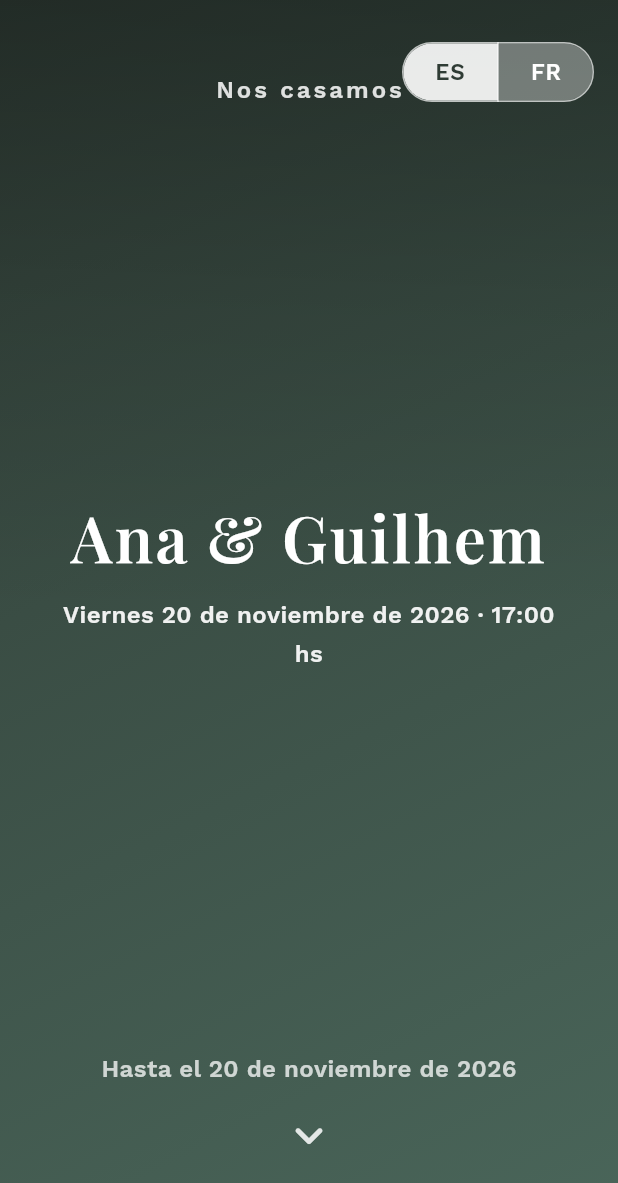
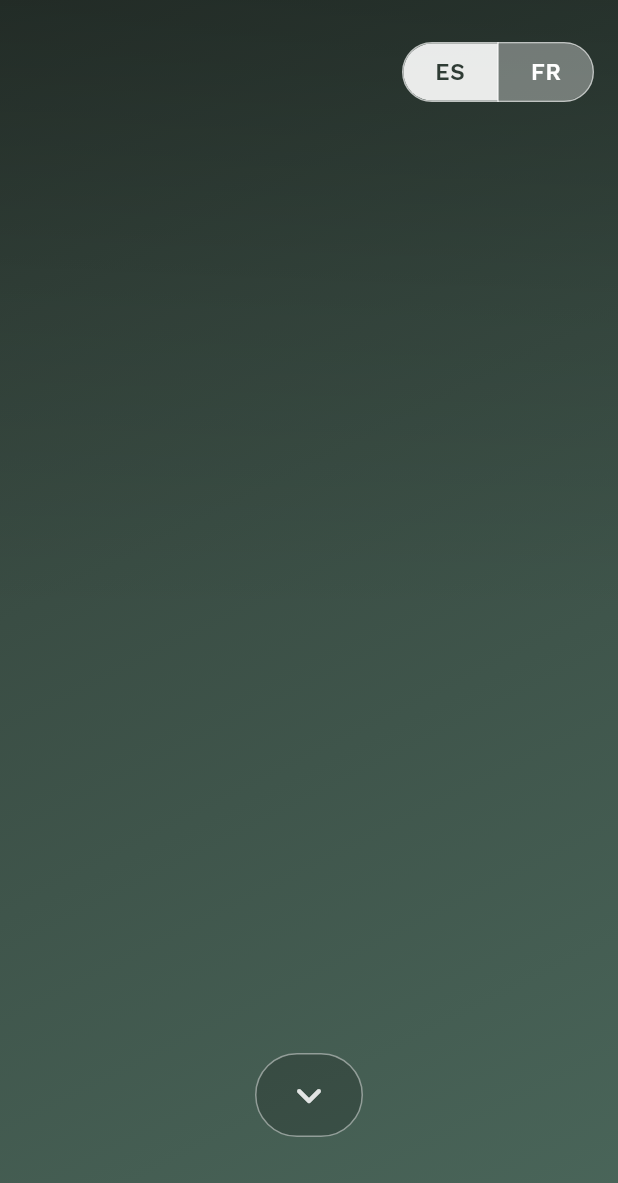
Before and after one commit to GonzaGarcia01914/ana_and_guille_wedding, a Flutter app: the screen it shows after launch, on a phone screen of 412 x 824 dp. Shown: the top 1183 px of the screen. Run offline on Flutter 3.47's test engine with Material 3 defaults, Android fonts, the phone set to English and light mode, and no system bars; our stand-ins replace google_fonts; missing offline and left inert: dart:html, dart:ui_web.

Commit message:
minor_modifications

```diff
--- a/lib/main.dart
+++ b/lib/main.dart
@@ -132,7 +132,9 @@ class WeddingInvitationApp extends StatelessWidget {
         outlinedButtonTheme: OutlinedButtonThemeData(
           style: OutlinedButton.styleFrom(
             foregroundColor: colorScheme.primary,
-            side: BorderSide(color: colorScheme.primary.withValues(alpha: 0.32)),
+            side: BorderSide(
+              color: colorScheme.primary.withValues(alpha: 0.32),
+            ),
             padding: const EdgeInsets.symmetric(horizontal: 24, vertical: 15),
             textStyle: GoogleFonts.workSans(
               fontSize: 15,
@@ -172,12 +174,12 @@ class WeddingInvitationPage extends StatefulWidget {
     rsvpPhoneNumber: '5491112345678',
     localized: {
       InvitationLocale.es: LocaleStrings(
-        heroTagline: 'Nos casamos',
-        celebrationDate: 'Viernes 20 de noviembre de 2026 · 17:00 hs',
+        heroTagline: '',
+        celebrationDate: 'Sábado 19 de septiembre de 2026 · 17:00 hs',
         countdownTitle: 'Cuenta regresiva',
-        countdownSubtitle: 'Hasta el 20 de noviembre de 2026',
+        countdownSubtitle: 'Hasta el 19 de septiembre de 2026',
         countdownLeadLabel: 'Faltan',
-        countdownTargetLabel: '20 de noviembre de 2026 · París',
+        countdownTargetLabel: '19 de septiembre de 2026 · Monoblet',
         daysLabel: 'Días',
         hoursLabel: 'Horas',
         minutesLabel: 'Minutos',
@@ -191,38 +193,39 @@ class WeddingInvitationPage extends StatefulWidget {
         storyInvite:
             'Te invitamos a compartir con nosotros este momento tan especial.',
         locationTitle: 'Ubicación',
-        venueName: 'París',
-        locationSummary: 'París, Francia',
-        fullAddress: 'París, Francia',
+        venueName: 'Le Chat',
+        locationSummary: 'Monoblet, Francia',
+        fullAddress: 'Le Chat, Monoblet, Francia',
         locationButtonLabel: 'Ver en Google Maps',
         calendarButtonLabel: 'Agregar al calendario',
         calendarTitle: 'Boda',
         calendarDescription:
-            'Celebramos nuestra boda en París. ¡Te esperamos para brindar juntos!',
+            'Celebramos nuestra boda en Le Chat, Monoblet. ¡Te esperamos para brindar juntos!',
         rsvpTitle: 'Confirmar asistencia',
-        rsvpDateLimit: 'Por favor confirmá tu asistencia antes del 5 de noviembre.',
+        rsvpDateLimit:
+            'Por favor confirmá tu asistencia antes del 5 de septiembre.',
         emailButtonLabel: 'Enviar correo',
         whatsappButtonLabel: 'Mensaje por WhatsApp',
         emailSubject: 'Confirmación de asistencia',
         whatsappMessage:
             'Hola, quiero confirmar mi asistencia a la boda de Ana y Guilhem.',
         dressCodeLabel: 'Dress code',
-        dressCode: 'Elegante relajado en tonos neutros, tierra o verdes suaves.',
+        dressCode:
+            'Elegante relajado en tonos neutros, tierra o verdes suaves.',
         registryLabel: 'Regalo',
         registryNote:
             'Tu presencia es nuestro mejor regalo. Si deseás acompañarnos con un detalle, habrá una urna durante la recepción.',
-        footerMessage:
-            'Gracias por ser parte de este capítulo tan importante.',
+        footerMessage: 'Gracias por ser parte de este capítulo tan importante.',
         linkErrorMessage:
             'No pudimos abrir el enlace. Podés copiarlo desde la invitación.',
       ),
       InvitationLocale.fr: LocaleStrings(
-        heroTagline: 'Nous nous marions',
-        celebrationDate: 'Vendredi 20 novembre 2026 · 17h00',
+        heroTagline: '',
+        celebrationDate: 'Samedi 19 septembre 2026 · 17h00',
         countdownTitle: 'Compte à rebours',
-        countdownSubtitle: 'Jusqu’au 20 novembre 2026',
+        countdownSubtitle: "Jusqu'au 19 septembre 2026",
         countdownLeadLabel: 'Plus que',
-        countdownTargetLabel: '20 novembre 2026 · Paris',
+        countdownTargetLabel: '19 septembre 2026 · Monoblet',
         daysLabel: 'Jours',
         hoursLabel: 'Heures',
         minutesLabel: 'Minutes',
@@ -236,16 +239,16 @@ class WeddingInvitationPage extends StatefulWidget {
         storyInvite:
             'Nous t’invitons à partager avec nous ce moment si spécial.',
         locationTitle: 'Localisation',
-        venueName: 'Paris',
-        locationSummary: 'Paris, France',
-        fullAddress: 'Paris, France',
+        venueName: 'Le Chat',
+        locationSummary: 'Monoblet, France',
+        fullAddress: 'Le Chat, Monoblet, France',
         locationButtonLabel: 'Voir sur Google Maps',
         calendarButtonLabel: 'Ajouter au calendrier',
         calendarTitle: 'Mariage',
         calendarDescription:
-            'Nous célébrons notre mariage à Paris. Nous t’attendons pour trinquer ensemble !',
+            "Nous célébrons notre mariage à Le Chat, Monoblet. Nous t'attendons pour trinquer ensemble !",
         rsvpTitle: 'Confirmer ta présence',
-        rsvpDateLimit: 'Merci de confirmer ta présence avant le 5 novembre.',
+        rsvpDateLimit: 'Merci de confirmer ta présence avant le 5 septembre.',
         emailButtonLabel: 'Envoyer un e-mail',
         whatsappButtonLabel: 'Message WhatsApp',
         emailSubject: 'Confirmation de présence',
@@ -257,8 +260,7 @@ class WeddingInvitationPage extends StatefulWidget {
         registryLabel: 'Cadeau',
         registryNote:
             'Ta présence est notre plus beau cadeau. Une petite urne sera disponible pendant la réception.',
-        footerMessage:
-            'Merci de faire partie de ce chapitre si important.',
+        footerMessage: 'Merci de faire partie de ce chapitre si important.',
         linkErrorMessage:
             'Nous n’avons pas pu ouvrir le lien. Tu peux le copier depuis l’invitation.',
       ),
@@ -271,7 +273,7 @@ class WeddingInvitationPage extends StatefulWidget {
 
 class _WeddingInvitationPageState extends State<WeddingInvitationPage> {
   final ScrollController _scrollController = ScrollController();
-  final DateTime _targetDate = DateTime(2026, 11, 20, 17);
+  final DateTime _targetDate = DateTime(2026, 9, 19, 17);
   late final ValueNotifier<Duration> _countdownNotifier =
       ValueNotifier<Duration>(_timeRemaining());
   InvitationLocale _locale = InvitationLocale.es;
@@ -346,17 +348,18 @@ class _WeddingInvitationPageState extends State<WeddingInvitationPage> {
       if (!context.mounted) {
         return;
       }
-      ScaffoldMessenger.of(context).showSnackBar(
-        SnackBar(content: Text(errorMessage)),
-      );
+      ScaffoldMessenger.of(
+        context,
+      ).showSnackBar(SnackBar(content: Text(errorMessage)));
     }
   }
 
   String _buildCalendarUrl(WeddingDetails details, LocaleStrings strings) {
     const start = '20261120T200000Z';
     const end = '20261121T020000Z';
-    final title =
-        Uri.encodeComponent('${details.coupleNames} · ${strings.calendarTitle}');
+    final title = Uri.encodeComponent(
+      '${details.coupleNames} · ${strings.calendarTitle}',
+    );
     final location = Uri.encodeComponent(strings.fullAddress);
     final description = Uri.encodeComponent(strings.calendarDescription);
 
@@ -420,8 +423,6 @@ class _WeddingInvitationPageState extends State<WeddingInvitationPage> {
                           vertical: isWide ? 72 : 48,
                         ),
                         child: _HeroOverlay(
-                          details: details,
-                          strings: strings,
                           onScrollPromptTap: _scrollToContent,
                         ),
                       ),
@@ -433,7 +434,7 @@ class _WeddingInvitationPageState extends State<WeddingInvitationPage> {
                       child: Column(
                         crossAxisAlignment: CrossAxisAlignment.stretch,
                         children: [
-                          _StorySection(strings: strings),
+                          _WelcomeSection(details: details, strings: strings),
                           const SizedBox(height: 28),
                           _CountdownSection(
                             countdown: _countdownNotifier,
@@ -524,7 +525,9 @@ class _WeddingInvitationPageState extends State<WeddingInvitationPage> {
                                         whatsappUrl,
                                         strings.linkErrorMessage,
                                       ),
-                                      icon: const Icon(Icons.chat_bubble_outline),
+                                      icon: const Icon(
+                                        Icons.chat_bubble_outline,
+                                      ),
                                       label: Text(strings.whatsappButtonLabel),
                                     ),
                                   ],
@@ -571,87 +574,42 @@ class _WeddingInvitationPageState extends State<WeddingInvitationPage> {
 }
 
 class _HeroOverlay extends StatelessWidget {
-  const _HeroOverlay({
-    required this.details,
-    required this.strings,
-    required this.onScrollPromptTap,
-  });
+  const _HeroOverlay({required this.onScrollPromptTap});
 
-  final WeddingDetails details;
-  final LocaleStrings strings;
   final VoidCallback onScrollPromptTap;
 
   @override
   Widget build(BuildContext context) {
-    final theme = Theme.of(context);
     final isWide = MediaQuery.of(context).size.width >= 720;
+    final iconSize = isWide ? 40.0 : 34.0;
 
     return Column(
-      crossAxisAlignment: CrossAxisAlignment.center,
       children: [
-        Text(
-          strings.heroTagline,
-          style: theme.textTheme.titleMedium?.copyWith(
-            color: Colors.white.withValues(alpha: 0.85),
-            letterSpacing: 2,
-          ),
-        ),
-        const SizedBox(height: 12),
-        Expanded(
-          child: Center(
-            child: Column(
-              mainAxisSize: MainAxisSize.min,
-              children: [
-                Text(
-                  details.coupleNames,
-                  textAlign: TextAlign.center,
-                  style: theme.textTheme.displayLarge?.copyWith(
-                    fontSize: isWide ? 64 : 42,
-                  ),
-                ),
-                const SizedBox(height: 16),
-                Text(
-                  strings.celebrationDate,
-                  textAlign: TextAlign.center,
-                  style: theme.textTheme.bodyMedium?.copyWith(
-                    color: Colors.white.withValues(alpha: 0.92),
-                    fontWeight: FontWeight.w600,
-                  ),
-                ),
-              ],
+        const Spacer(),
+        GestureDetector(
+          onTap: onScrollPromptTap,
+          child: Container(
+            padding: const EdgeInsets.symmetric(horizontal: 18, vertical: 10),
+            decoration: BoxDecoration(
+              color: Colors.black.withValues(alpha: 0.18),
+              borderRadius: BorderRadius.circular(32),
+              border: Border.all(color: Colors.white.withValues(alpha: 0.45)),
+            ),
+            child: Icon(
+              Icons.keyboard_arrow_down_rounded,
+              size: iconSize,
+              color: Colors.white.withValues(alpha: 0.85),
             ),
           ),
         ),
-        GestureDetector(
-          onTap: onScrollPromptTap,
-          child: Column(
-            children: [
-              Text(
-                strings.countdownSubtitle,
-                style: theme.textTheme.bodyMedium?.copyWith(
-                  color: Colors.white.withValues(alpha: 0.75),
-                  fontWeight: FontWeight.w600,
-                ),
-              ),
-              const SizedBox(height: 12),
-              Icon(
-                Icons.keyboard_arrow_down_rounded,
-                size: 38,
-                color: Colors.white.withValues(alpha: 0.85),
-              ),
-            ],
-          ),
-        ),
+        SizedBox(height: isWide ? 28 : 18),
       ],
     );
   }
 }
 
 class _LanguageToggle extends StatelessWidget {
-  const _LanguageToggle({
-    required this.selected,
-    required this.onChanged,
-  });
+  const _LanguageToggle({required this.selected, required this.onChanged});
 
   final InvitationLocale selected;
   final ValueChanged<InvitationLocale> onChanged;
@@ -682,8 +640,14 @@ class _LanguageToggle extends StatelessWidget {
         ),
       ),
       segments: const [
-        ButtonSegment<InvitationLocale>(value: InvitationLocale.es, label: Text('ES')),
-        ButtonSegment<InvitationLocale>(value: InvitationLocale.fr, label: Text('FR')),
+        ButtonSegment<InvitationLocale>(
+          value: InvitationLocale.es,
+          label: Text('ES'),
+        ),
+        ButtonSegment<InvitationLocale>(
+          value: InvitationLocale.fr,
+          label: Text('FR'),
+        ),
       ],
       showSelectedIcon: false,
       selected: {selected},
@@ -697,10 +661,7 @@ class _LanguageToggle extends StatelessWidget {
 }
 
 class _CountdownSection extends StatelessWidget {
-  const _CountdownSection({
-    required this.countdown,
-    required this.strings,
-  });
+  const _CountdownSection({required this.countdown, required this.strings});
 
   final ValueListenable<Duration> countdown;
   final LocaleStrings strings;
@@ -718,7 +679,9 @@ class _CountdownSection extends StatelessWidget {
         children: [
           Text(
             strings.countdownTitle,
-            style: theme.textTheme.headlineMedium?.copyWith(color: headlineColor),
+            style: theme.textTheme.headlineMedium?.copyWith(
+              color: headlineColor,
+            ),
           ),
           const SizedBox(height: 8),
           Text(
@@ -746,10 +709,22 @@ class _CountdownSection extends StatelessWidget {
                     spacing: 18,
                     runSpacing: 18,
                     children: [
-                      _CountdownValue(value: breakdown.days, label: strings.daysLabel),
-                      _CountdownValue(value: breakdown.hours, label: strings.hoursLabel),
-                      _CountdownValue(value: breakdown.minutes, label: strings.minutesLabel),
-                      _CountdownValue(value: breakdown.seconds, label: strings.secondsLabel),
+                      _CountdownValue(
+                        value: breakdown.days,
+                        label: strings.daysLabel,
+                      ),
+                      _CountdownValue(
+                        value: breakdown.hours,
+                        label: strings.hoursLabel,
+                      ),
+                      _CountdownValue(
+                        value: breakdown.minutes,
+                        label: strings.minutesLabel,
+                      ),
+                      _CountdownValue(
+                        value: breakdown.seconds,
+                        label: strings.secondsLabel,
+                      ),
                     ],
                   ),
                 ],
@@ -811,9 +786,10 @@ class _CountdownValue extends StatelessWidget {
   }
 }
 
-class _StorySection extends StatelessWidget {
-  const _StorySection({required this.strings});
+class _WelcomeSection extends StatelessWidget {
+  const _WelcomeSection({required this.details, required this.strings});
 
+  final WeddingDetails details;
   final LocaleStrings strings;
 
   @override
@@ -821,24 +797,47 @@ class _StorySection extends StatelessWidget {
     final theme = Theme.of(context);
     final textColor = theme.colorScheme.onSurface;
     final subtitleColor = theme.colorScheme.onSurface.withValues(alpha: 0.72);
+    final isWide = MediaQuery.of(context).size.width >= 720;
 
     return _MinimalCard(
-      padding: const EdgeInsets.symmetric(horizontal: 26, vertical: 30),
+      padding: EdgeInsets.symmetric(
+        horizontal: isWide ? 46 : 24,
+        vertical: isWide ? 44 : 30,
+      ),
       child: Column(
+        crossAxisAlignment: CrossAxisAlignment.center,
         children: [
-          for (final line in strings.storyLines) ...[
+          Text(
+            details.coupleNames,
+            textAlign: TextAlign.center,
+            style: theme.textTheme.displaySmall?.copyWith(
+              fontSize: isWide ? 60 : 42,
+              color: textColor,
+            ),
+          ),
+          const SizedBox(height: 14),
+          Text(
+            strings.celebrationDate,
+            textAlign: TextAlign.center,
+            style: theme.textTheme.bodyMedium?.copyWith(
+              color: subtitleColor,
+              fontWeight: FontWeight.w600,
+            ),
+          ),
+          SizedBox(height: isWide ? 32 : 26),
+          for (int i = 0; i < strings.storyLines.length; i++) ...[
             Text(
-              line,
+              strings.storyLines[i],
               textAlign: TextAlign.center,
               style: theme.textTheme.displaySmall?.copyWith(
-                fontSize: 26,
+                fontSize: isWide ? 28 : 22,
                 height: 1.35,
                 color: textColor,
               ),
             ),
-            const SizedBox(height: 6),
+            if (i != strings.storyLines.length - 1) const SizedBox(height: 6),
           ],
-          const SizedBox(height: 12),
+          const SizedBox(height: 16),
           Text(
             strings.storyInvite,
             textAlign: TextAlign.center,
```
Also changed, not shown: 3 other files.
